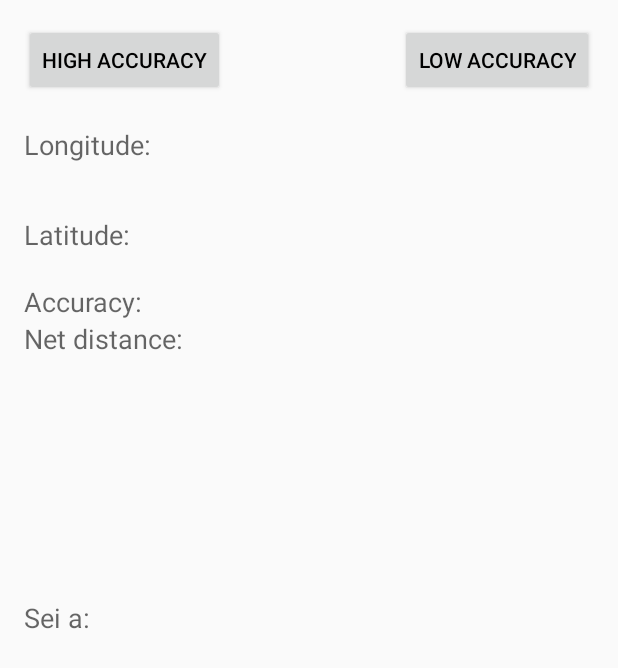
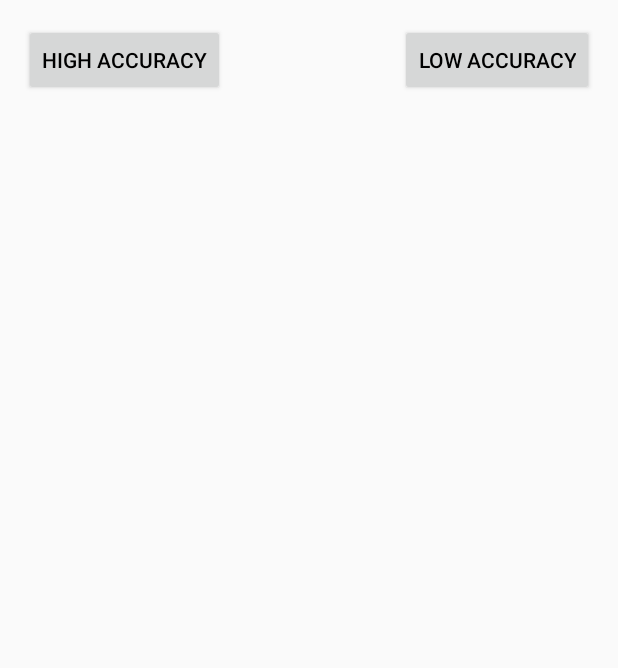
Before and after one commit to F4hm1/Sonar, an Android app: the fragment PositionFragment shown on its own in the app's theme, on a phone screen of 412 x 824 dp. Shown: the top 668 px of the screen. Run offline under Robolectric (Android 15) with nearby library versions, the phone set to English and light mode, and no system bars; libraries missing offline, so code that uses them is left out: com.squareup.okhttp; 2 statements that could not run were skipped.

Commit message:
Added MapsActvity and the xml layout for the

```diff
--- a/app/src/main/java/it/cnvcrew/sonar/MyNavigationDrawer.java
+++ b/app/src/main/java/it/cnvcrew/sonar/MyNavigationDrawer.java
@@ -84,7 +84,7 @@ public class MyNavigationDrawer extends MaterialNavigationDrawer {
 
         /*Sections*/
         //Account
-        MaterialAccount account = new MaterialAccount(this.getResources(),name + " " + surname,email,profilePic, R.drawable.sunsetswerve);
+        MaterialAccount account = new MaterialAccount(this.getResources(),name + " " + surname,email,profilePic, null);
         //Items
         MaterialSection accountSection = newSection("Profilo", R.drawable.ic_account, profiloFragment);
         MaterialSection geoSection = newSection("Posizione", R.drawable.ic_position, positionFragment);
--- a/app/src/main/java/it/cnvcrew/sonar/PositionFragment.java
+++ b/app/src/main/java/it/cnvcrew/sonar/PositionFragment.java
@@ -2,13 +2,13 @@ package it.cnvcrew.sonar;
 
 import android.Manifest;
 import android.content.Context;
+import android.content.Intent;
 import android.content.SharedPreferences;
 import android.content.pm.PackageManager;
 import android.location.Location;
 import android.location.LocationManager;
 import android.os.AsyncTask;
 import android.os.Bundle;
-import android.support.annotation.NonNull;
 import android.support.v4.app.ActivityCompat;
 import android.support.v4.app.Fragment;
 import android.support.v4.content.ContextCompat;
@@ -40,7 +40,7 @@ public class PositionFragment extends Fragment implements GoogleApiClient.Connec
         android.location.LocationListener, com.google.android.gms.location.LocationListener {
 
     //TODO improve permission handling
-    private GoogleApiClient gAPIClient;
+    public static GoogleApiClient gAPIClient;
     private Location lastLocation;
     private View layout;
     public static final int MY_PERMISSIONS_REQUEST_LOCATION_ACCESS = 2;
@@ -57,33 +57,13 @@ public class PositionFragment extends Fragment implements GoogleApiClient.Connec
                 .addOnConnectionFailedListener(this)
                 .addApi(LocationServices.API)
                 .build();
+        gAPIClient.connect();
         v.findViewById(R.id.btn_send_position_high).setOnClickListener(this);
         v.findViewById(R.id.btn_send_position_low).setOnClickListener(this);
         layout=v;
         handler.addListener(this);
+        Intent intent = new Intent(this.getContext(),MapsActivity.class);
 
-        return v;
-    }
-
-    @Override
-    public void onStart(){
-        super.onStart();
-        Log.i("Position","onStart");
-        gAPIClient.connect();
-    }
-
-    @Override
-    public void onStop(){
-        super.onStop();
-        Log.i("Position","onStop");
-        gAPIClient.disconnect();
-    }
-
-    @Override
-    public void onClick (View v){
-        /* LocationManager locationManager = (LocationManager) getSystemService(Context.LOCATION_SERVICE);
-        locationManager.requestLocationUpdates(LocationManager.GPS_PROVIDER, 5000, 10, ); */
-        Log.i("Position","onClick");
         LocationRequest lRequest;
         try {
             Log.i("Position onClick","try");
@@ -129,21 +109,49 @@ public class PositionFragment extends Fragment implements GoogleApiClient.Connec
         }
         if (lastLocation != null) {
             Log.i("Position onClick","if");
-            TextView mLatitudeText = (TextView) layout.findViewById(R.id.tv_latitude);
+            /*TextView mLatitudeText = (TextView) layout.findViewById(R.id.tv_latitude);
             TextView mLongitudeText = (TextView) layout.findViewById(R.id.tv_longitude);
             TextView mAccuracyText = (TextView) layout.findViewById(R.id.tv_accuracy);
             mLatitudeText.setText(String.valueOf(lastLocation.getLatitude()));
             mLongitudeText.setText(String.valueOf(lastLocation.getLongitude()));
-            mAccuracyText.setText(String.valueOf(lastLocation.getAccuracy()));
+            mAccuracyText.setText(String.valueOf(lastLocation.getAccuracy()));*/
             SharedPreferences sharedPrefs = getActivity().getSharedPreferences(Resources.SHARED_PREFERENCES, Context.MODE_PRIVATE);
             int userId = sharedPrefs.getInt("userId",0);
             Position position = new Position(userId, lastLocation.getLatitude(), lastLocation.getLongitude());
             position.calculateHash();
-            mAccuracyText.setText(gson.toJson(position));
+            // mAccuracyText.setText(gson.toJson(position));
             String positionJson = gson.toJson(position);
             Log.i("position json",positionJson);
             handler.connect(positionJson);
         }
+        Double lat = lastLocation.getLatitude();
+        Double lng = lastLocation.getLongitude();
+        intent.putExtra("lat",lat);
+        intent.putExtra("lng",lng);
+        this.startActivity(intent);
+        return v;
+    }
+
+    @Override
+    public void onStart(){
+        super.onStart();
+        Log.i("Position","onStart");
+        gAPIClient.connect();
+    }
+
+    @Override
+    public void onStop(){
+        super.onStop();
+        Log.i("Position","onStop");
+        gAPIClient.disconnect();
+    }
+
+    @Override
+    public void onClick (View v){
+        /* LocationManager locationManager = (LocationManager) getSystemService(Context.LOCATION_SERVICE);
+        locationManager.requestLocationUpdates(LocationManager.GPS_PROVIDER, 5000, 10, ); */
+        Log.i("Position","onClick");
+
     }
 
     //@Override
@@ -167,7 +175,7 @@ public class PositionFragment extends Fragment implements GoogleApiClient.Connec
     }
 
     @Override
-    public void onConnectionFailed(@NonNull ConnectionResult connectionResult) {
+    public void onConnectionFailed( ConnectionResult connectionResult) {
 
     }
 
@@ -179,13 +187,13 @@ public class PositionFragment extends Fragment implements GoogleApiClient.Connec
         Log.i("Longitude", String.valueOf(location.getLongitude()));
         Log.i("Distance", String.valueOf(results[0]));
         Log.i("Net Distance", String.valueOf(results[0]-location.getAccuracy()));
-        ((TextView) this.getActivity().findViewById(R.id.tv_net_accuracy)).setText(String.valueOf(results[0]-location.getAccuracy()));
+       /* ((TextView) this.getActivity().findViewById(R.id.tv_net_accuracy)).setText(String.valueOf(results[0]-location.getAccuracy()));
         if(results[0]<(location.getAccuracy()+1000)){
             ((TextView) this.getActivity().findViewById(R.id.tv_dovesei)).setText("SCUOLA");
         }
         else{
             ((TextView) this.getActivity().findViewById(R.id.tv_dovesei)).setText("SCONOSCIUTO");
-        }
+        }*/
     }
 
     @Override
--- a/app/src/main/res/layout/fragment_position.xml
+++ b/app/src/main/res/layout/fragment_position.xml
@@ -5,6 +5,9 @@
     android:paddingTop="@dimen/activity_vertical_margin"
     android:paddingBottom="@dimen/activity_vertical_margin"
     tools:context=".PositionFragment">
+
+
+
 
     <Button
         android:layout_width="wrap_content"
@@ -15,110 +18,17 @@
         android:layout_alignParentLeft="true"
         android:layout_alignParentStart="true" />
 
-    <TextView
-        android:layout_width="wrap_content"
-        android:layout_height="wrap_content"
-        android:textAppearance="?android:attr/textAppearanceMedium"
-        android:text="Accuracy:"
-        android:id="@+id/tv_accuracy1"
-        android:layout_below="@+id/textView2"
-        android:layout_alignParentLeft="true"
-        android:layout_alignParentStart="true"
-        android:layout_marginTop="20dp" />
-
-    <TextView
-        android:layout_width="wrap_content"
-        android:layout_height="wrap_content"
-        android:textAppearance="?android:attr/textAppearanceMedium"
-        android:text="Longitude:"
-        android:id="@+id/textView"
-        android:layout_below="@+id/btn_send_position_high"
-        android:layout_alignParentLeft="true"
-        android:layout_alignParentStart="true"
-        android:layout_marginTop="20dp" />
-
-    <TextView
-        android:layout_width="wrap_content"
-        android:layout_height="wrap_content"
-        android:textAppearance="?android:attr/textAppearanceMedium"
-        android:id="@+id/tv_longitude"
-        android:layout_alignTop="@+id/textView"
-        android:layout_toRightOf="@+id/textView"
-        android:layout_toEndOf="@+id/textView"
-        android:layout_marginLeft="40dp" />
-
-    <TextView
-        android:layout_width="wrap_content"
-        android:layout_height="wrap_content"
-        android:textAppearance="?android:attr/textAppearanceMedium"
-        android:text="Latitude:"
-        android:id="@+id/textView2"
-        android:layout_below="@+id/textView"
-        android:layout_alignParentLeft="true"
-        android:layout_alignParentStart="true"
-        android:layout_marginTop="35dp" />
-
-    <TextView
-        android:layout_width="wrap_content"
-        android:layout_height="wrap_content"
-        android:textAppearance="?android:attr/textAppearanceMedium"
-        android:id="@+id/tv_latitude"
-        android:layout_alignTop="@+id/textView2"
-        android:layout_alignLeft="@+id/tv_longitude"
-        android:layout_alignStart="@+id/tv_longitude" />
 
     <Button
         android:layout_width="wrap_content"
         android:layout_height="wrap_content"
         android:text="Low Accuracy"
         android:id="@+id/btn_send_position_low"
-        android:layout_above="@+id/textView"
         android:layout_alignParentRight="true"
         android:layout_alignParentEnd="true"
         android:onClick="onClick" />
 
-    <TextView
-        android:layout_width="wrap_content"
-        android:layout_height="wrap_content"
-        android:textAppearance="?android:attr/textAppearanceMedium"
-        android:text="Sei a:"
-        android:id="@+id/tv_seia"
-        android:layout_centerVertical="true"
-        android:layout_alignParentLeft="true"
-        android:layout_alignParentStart="true" />
 
-    <TextView
-        android:layout_width="wrap_content"
-        android:layout_height="wrap_content"
-        android:textAppearance="?android:attr/textAppearanceLarge"
-        android:id="@+id/tv_dovesei"
-        android:layout_centerInParent="true" />
 
-    <TextView
-        android:layout_width="wrap_content"
-        android:layout_height="wrap_content"
-        android:textAppearance="?android:attr/textAppearanceMedium"
-        android:id="@+id/tv_accuracy"
-        android:layout_alignTop="@+id/tv_accuracy1"
-        android:layout_toEndOf="@+id/tv_latitude"
-        android:layout_alignLeft="@+id/tv_longitude" />
-
-    <TextView
-        android:layout_width="wrap_content"
-        android:layout_height="wrap_content"
-        android:textAppearance="?android:attr/textAppearanceMedium"
-        android:text="Net distance:"
-        android:id="@+id/tv_net_accuracy1"
-        android:layout_below="@+id/tv_accuracy1"
-        android:layout_alignParentLeft="true"
-        android:layout_alignParentStart="true" />
-
-    <TextView
-        android:layout_width="wrap_content"
-        android:layout_height="wrap_content"
-        android:textAppearance="?android:attr/textAppearanceMedium"
-        android:id="@+id/tv_net_accuracy"
-        android:layout_below="@+id/tv_accuracy"
-        android:layout_alignLeft="@+id/tv_accuracy" />
 
 </RelativeLayout>
--- a/app/src/main/res/values/strings.xml
+++ b/app/src/main/res/values/strings.xml
@@ -37,5 +37,6 @@
     <string name="notifications">Notifications</string>
     <string name="enable_notifications">Enable notifications</string>
     <string name="title_activity_settings">SettingsActivity</string>
+    <string name="title_activity_maps">Map</string>
 
 </resources>
```
Also changed, not shown: app/build.gradle (+8 -8 lines), app/src/debug/res/values/google_maps_api.xml (added, +21 -0 lines), app/src/main/AndroidManifest.xml (+19 -2 lines), app/src/main/java/it/cnvcrew/sonar/MapsActivity.java (added, +113 -0 lines), app/src/main/res/layout/activity_maps.xml (added, +8 -0 lines), 2 other files.
